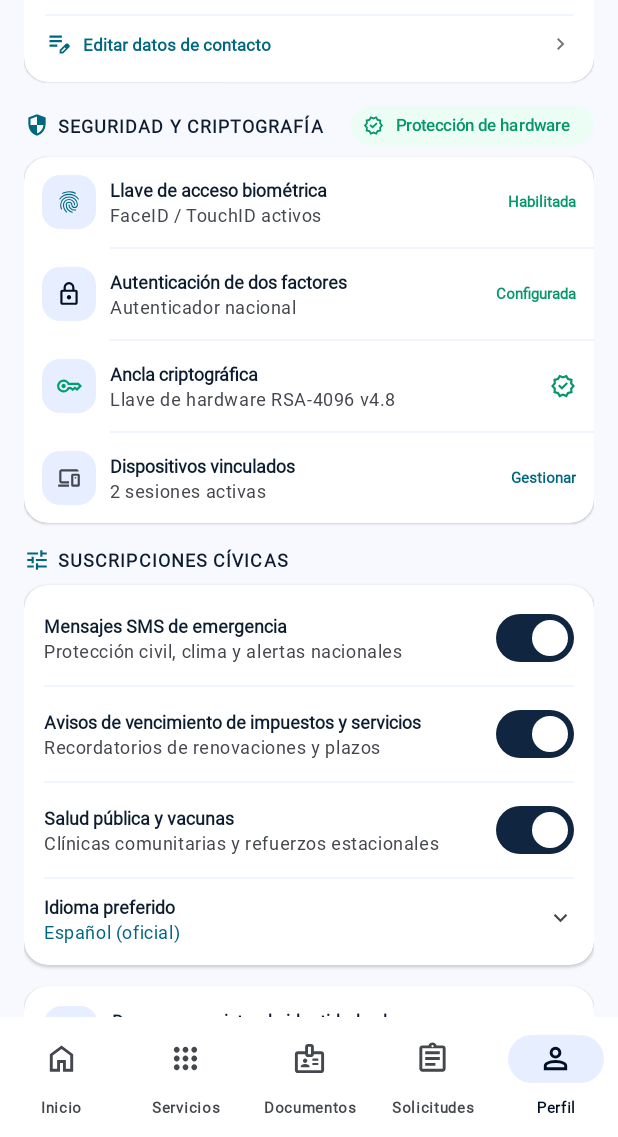
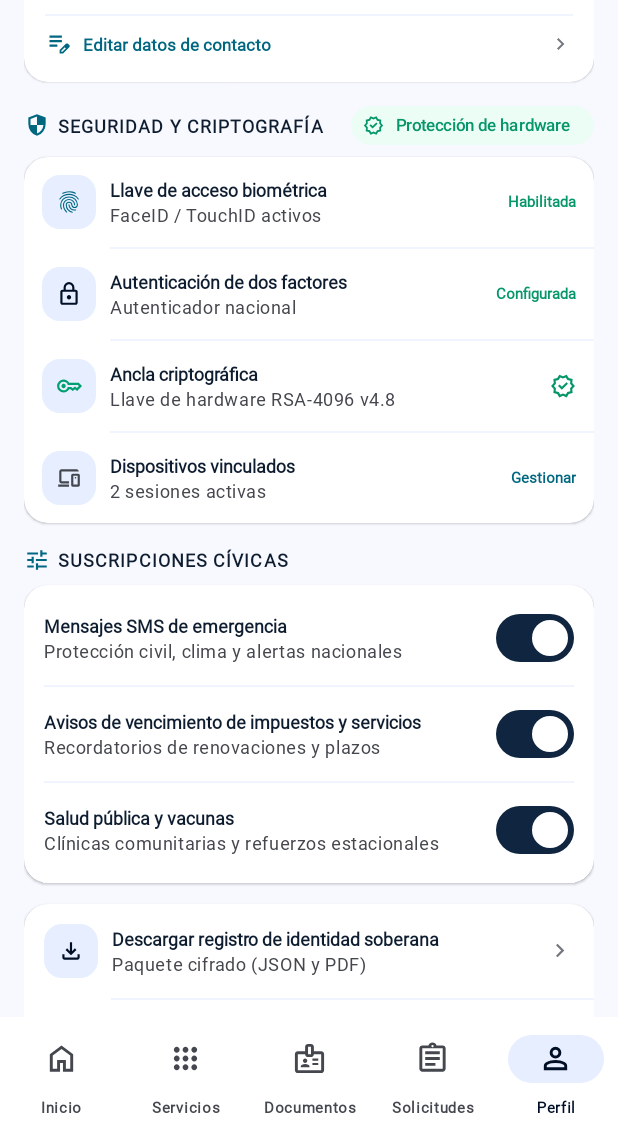
Before and after one commit to donttouchmyspagget420/egob, an Android app: the fragment ProfileFragment placed in its activity, scrolled down 476 dp, on a phone screen of 412 x 824 dp, the part 99-1236 px from its top. Run offline under Robolectric (Android 15) with nearby library versions, the phone set to English and light mode, and no system bars; 1 statement that could not run was skipped.

Commit message:
some bugs

```diff
--- a/app/src/main/java/deez/nuts/egob/MainActivity.java
+++ b/app/src/main/java/deez/nuts/egob/MainActivity.java
@@ -109,8 +109,11 @@ public class MainActivity extends AppCompatActivity {
                 manager.beginTransaction().replace(R.id.fragment_container, fragment);
         if (addToBackStack) {
             transaction.addToBackStack(fragment.getClass().getSimpleName());
+            transaction.commit();
+            manager.executePendingTransactions();
+        } else {
+            transaction.commitNow();
         }
-        transaction.commitNow();
         syncNavigation();
     }
 
--- a/app/src/main/res/layout/fragment_profile.xml
+++ b/app/src/main/res/layout/fragment_profile.xml
@@ -877,53 +877,6 @@
                             android:checked="true" />
                     </LinearLayout>
 
-                    <View
-                        android:layout_width="match_parent"
-                        android:layout_height="1dp"
-                        android:background="@color/surface_container_low" />
-
-                    <LinearLayout
-                        android:id="@+id/row_language"
-                        android:layout_width="match_parent"
-                        android:layout_height="wrap_content"
-                        android:background="?attr/selectableItemBackground"
-                        android:clickable="true"
-                        android:focusable="true"
-                        android:gravity="center_vertical"
-                        android:orientation="horizontal"
-                        android:paddingTop="10dp"
-                        android:paddingBottom="10dp">
-
-                        <LinearLayout
-                            android:layout_width="0dp"
-                            android:layout_height="wrap_content"
-                            android:layout_weight="1"
-                            android:orientation="vertical">
-
-                            <TextView
-                                android:layout_width="match_parent"
-                                android:layout_height="wrap_content"
-                                android:text="@string/profile_language"
-                                android:textColor="@color/on_surface"
-                                android:textSize="12sp"
-                                android:textStyle="bold" />
-
-                            <TextView
-                                android:id="@+id/text_profile_language"
-                                style="@style/TextAppearance.Egob.BodySmall"
-                                android:layout_width="match_parent"
-                                android:layout_height="wrap_content"
-                                android:text="@string/profile_language_value"
-                                android:textColor="@color/secondary" />
-                        </LinearLayout>
-
-                        <ImageView
-                            android:layout_width="18dp"
-                            android:layout_height="18dp"
-                            android:contentDescription="@string/profile_language"
-                            android:src="@drawable/ic_expand_more"
-                            app:tint="@color/on_surface_variant" />
-                    </LinearLayout>
                 </LinearLayout>
             </com.google.android.material.card.MaterialCardView>
 
--- a/app/src/main/res/values/strings.xml
+++ b/app/src/main/res/values/strings.xml
@@ -379,8 +379,6 @@
     <string name="profile_tax_push_detail">Recordatorios de renovaciones y plazos</string>
     <string name="profile_health">Salud pública y vacunas</string>
     <string name="profile_health_detail">Clínicas comunitarias y refuerzos estacionales</string>
-    <string name="profile_language">Idioma preferido</string>
-    <string name="profile_language_value">Español (oficial)</string>
     <string name="profile_download_record">Descargar registro de identidad soberana</string>
     <string name="profile_download_record_detail">Paquete cifrado (JSON y PDF)</string>
     <string name="profile_request_correction">Solicitar corrección de datos del registro</string>
@@ -395,7 +393,6 @@
     <string name="profile_footer_law">Regida por la Ley Federal de Identidad 2024</string>
     <string name="profile_identity_record_ready">Registro de identidad cifrado listo para descargar.</string>
     <string name="profile_correction_started">Solicitud de corrección iniciada. Un agente te contactará.</string>
-    <string name="profile_language_dialog">El idioma oficial de eGob es el español. Los documentos se emitirán en español.</string>
 
     <!-- Notificaciones -->
     <string name="notifications_title">Notificaciones oficiales</string>
@@ -792,7 +789,6 @@
     <string name="profile_correction_sent">Solicitud de corrección creada.</string>
     <string name="profile_devices_title">Dispositivos vinculados</string>
     <string name="profile_devices_body">Este dispositivo y una tableta cívica tienen sesiones activas. Las sesiones se revocan automáticamente al cerrar sesión.</string>
-    <string name="profile_language_title">Idioma preferido</string>
     <string name="profile_prefs_saved">Preferencias actualizadas.</string>
     <string name="profile_prefs_error">No se pudieron actualizar las preferencias.</string>
     <string name="profile_admin_restricted">Acceso restringido a funcionarios.</string>
@@ -871,10 +867,6 @@
     <string name="profile_civ_id_value">CIV-ID %1$s</string>
     <string name="profile_registry_since_value">Registro activo desde %1$s • %2$s</string>
     <string name="profile_contact_required">Completa el teléfono y el domicilio.</string>
-    <string name="profile_language_updated">Idioma preferido actualizado.</string>
-    <string name="profile_language_es">Español (oficial)</string>
-    <string name="profile_language_en">Inglés</string>
-    <string name="profile_language_pt">Portugués</string>
     <string name="profile_admin_citizens">Ciudadanos registrados</string>
     <string name="admin_citizens">Ciudadanos</string>
     <string name="admin_citizens_detail">Identidades activas</string>
```
Also changed, not shown: app/src/main/java/deez/nuts/egob/data/AppRepository.java (+14 -12 lines), app/src/main/java/deez/nuts/egob/data/AssistantEngine.java (+7 -150 lines), app/src/main/java/deez/nuts/egob/ui/ProfileFragment.java (+0 -48 lines), 5 other files.
